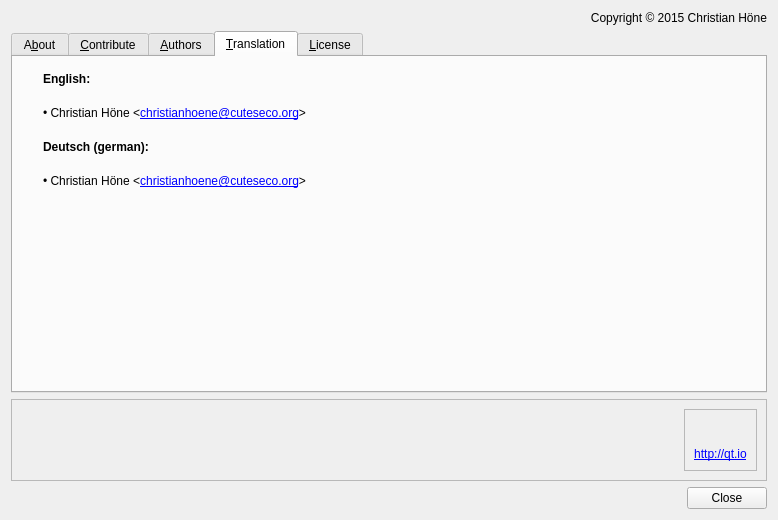
Above: about/aboutdialog.ui from cuteseco/client-gui before the change. Below: the same form after it.
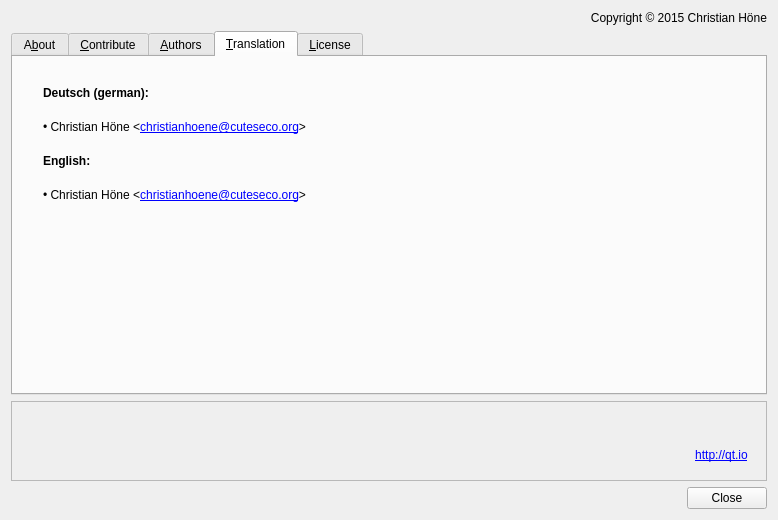
That is the form after the change. The open tabs and pages were chosen to show the change. Icons and pictures are not drawn.

What changed in the file:
```diff
--- a/about/aboutdialog.ui
+++ b/about/aboutdialog.ui
@@ -186,32 +186,6 @@
        <property name="topMargin">
         <number>15</number>
        </property>
-       <item>
-        <widget class="QLabel" name="l_lang_english">
-         <property name="text">
-          <string>&lt;b&gt;English:&lt;/b&gt;&lt;br&gt;</string>
-         </property>
-         <property name="textFormat">
-          <enum>Qt::RichText</enum>
-         </property>
-        </widget>
-       </item>
-       <item>
-        <widget class="QLabel" name="l_lang_english_christianhoene">
-         <property name="text">
-          <string>&amp;bull; Christian Höne &amp;lt;&lt;a href=&quot;mailto:christianhoene@cuteseco.org&quot;&gt;christianhoene@cuteseco.org&lt;/a&gt;&amp;gt;</string>
-         </property>
-         <property name="textFormat">
-          <enum>Qt::RichText</enum>
-         </property>
-         <property name="openExternalLinks">
-          <bool>true</bool>
-         </property>
-         <property name="textInteractionFlags">
-          <set>Qt::LinksAccessibleByMouse|Qt::TextSelectableByMouse</set>
-         </property>
-        </widget>
-       </item>
        <item>
         <widget class="QLabel" name="l_lang_german">
          <property name="text">
@@ -222,6 +196,32 @@
          </property>
         </widget>
        </item>
+       <item>
+        <widget class="QLabel" name="l_lang_english_christianhoene">
+         <property name="text">
+          <string>&amp;bull; Christian Höne &amp;lt;&lt;a href=&quot;mailto:christianhoene@cuteseco.org&quot;&gt;christianhoene@cuteseco.org&lt;/a&gt;&amp;gt;</string>
+         </property>
+         <property name="textFormat">
+          <enum>Qt::RichText</enum>
+         </property>
+         <property name="openExternalLinks">
+          <bool>true</bool>
+         </property>
+         <property name="textInteractionFlags">
+          <set>Qt::LinksAccessibleByMouse|Qt::TextSelectableByMouse</set>
+         </property>
+        </widget>
+       </item>
+       <item>
+        <widget class="QLabel" name="l_lang_english">
+         <property name="text">
+          <string>&lt;br&gt;&lt;b&gt;English:&lt;/b&gt;&lt;br&gt;</string>
+         </property>
+         <property name="textFormat">
+          <enum>Qt::RichText</enum>
+         </property>
+        </widget>
+       </item>
        <item>
         <widget class="QLabel" name="l_lang_german_christianhoene">
          <property name="text">
@@ -294,7 +294,7 @@
       <item>
        <widget class="QFrame" name="frame_qt">
         <property name="frameShape">
-         <enum>QFrame::StyledPanel</enum>
+         <enum>QFrame::NoFrame</enum>
         </property>
         <property name="frameShadow">
          <enum>QFrame::Raised</enum>
@@ -336,14 +336,25 @@
     </widget>
    </item>
    <item>
-    <widget class="QDialogButtonBox" name="buttonBox">
-     <property name="orientation">
-      <enum>Qt::Horizontal</enum>
-     </property>
-     <property name="standardButtons">
-      <set>QDialogButtonBox::Close</set>
-     </property>
-    </widget>
+    <layout class="QHBoxLayout" name="horizontalLayout_3">
+     <item>
+      <widget class="QLabel" name="l_version">
+       <property name="text">
+        <string/>
+       </property>
+      </widget>
+     </item>
+     <item>
+      <widget class="QDialogButtonBox" name="buttonBox">
+       <property name="orientation">
+        <enum>Qt::Horizontal</enum>
+       </property>
+       <property name="standardButtons">
+        <set>QDialogButtonBox::Close</set>
+       </property>
+      </widget>
+     </item>
+    </layout>
    </item>
   </layout>
  </widget>
```
Left out of the diff: 14 changed lines with no effect on the pictures.
